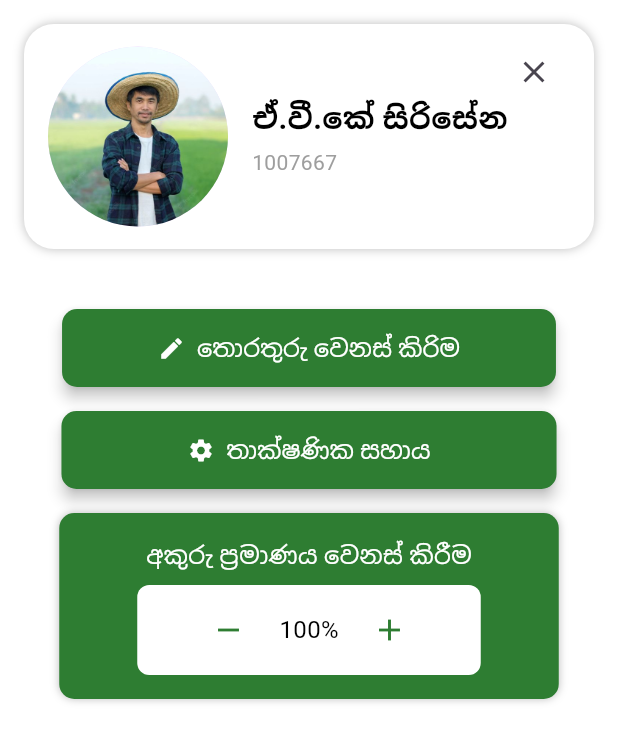
After one commit to rudill/Mobile-app-for-Dambulla-Economic-Center, a Flutter app: the screen it shows after launch, after a tap on "menu", on a phone screen of 412 x 824 dp. The commit adds this screen. Shown: the top 742 px of the screen. Run offline on Flutter 3.47's test engine with Material 3 defaults, Android fonts, the phone set to English and light mode, and no system bars; our stand-ins replace hive_ce; accounts and stored records are empty; network calls fail.

Commit message:
create Menu profile

```diff
--- a/lib/Pages/FaramerLogin.dart
+++ b/lib/Pages/FaramerLogin.dart
@@ -17,7 +17,7 @@ class LoginPage extends StatelessWidget {
                 style: TextStyle(fontSize: 28, fontWeight: FontWeight.bold),
                 textAlign: TextAlign.center,
               ),
-              SizedBox(height: 24),
+              SizedBox(height: 28),
 
               CircleAvatar(
                 radius: 100,
--- a/lib/Pages/homeScreen.dart
+++ b/lib/Pages/homeScreen.dart
@@ -7,6 +7,7 @@ import 'package:dec_app/Pages/ProductSubmitionForm.dart';
 import 'package:dec_app/Pages/ReservedTimeTable.dart';
 import 'package:dec_app/Pages/SellerLogin.dart';
 import 'package:dec_app/Pages/SellerRegistration.dart';
+import 'package:dec_app/Pages/menu.dart';
 
 import 'package:flutter/material.dart';
 import 'package:dec_app/Pages/landing.dart';
@@ -112,7 +113,11 @@ class HomeScreen extends StatelessWidget {
                     );
                   },
                   child: Text("Product Submition Form"),
+
+
                 ),
+
+
 
                 ElevatedButton(
                   onPressed: () {
@@ -137,6 +142,17 @@ class HomeScreen extends StatelessWidget {
                   },
                   child: Text("Fruit Category"),
                 ),
+                ElevatedButton(
+                  onPressed: () {
+                    Navigator.push(
+                      context,
+                      MaterialPageRoute(
+                        builder: (context) => Menu(),
+                      ),
+                    );
+                  },
+                  child: Text("menu"),
+                ),
 
                 // ElevatedButton(
                 //   onPressed: () {
--- /dev/null
+++ b/lib/Pages/menu.dart
@@ -0,0 +1,243 @@
+import 'package:flutter/material.dart';
+
+
+
+class Menu extends StatelessWidget {
+  const Menu({super.key});
+
+  @override
+  Widget build(BuildContext context) {
+    return MaterialApp(
+      title: 'Profile UI',
+      theme: ThemeData(
+        primarySwatch: Colors.green,
+        useMaterial3: true,
+      ),
+      home: const ProfileScreen(),
+      debugShowCheckedModeBanner: false,
+    );
+  }
+}
+
+class ProfileScreen extends StatelessWidget {
+  const ProfileScreen({super.key});
+
+  @override
+  Widget build(BuildContext context) {
+    return Scaffold(
+      backgroundColor: Colors.white,
+      body: SafeArea(
+        child: SingleChildScrollView(
+          child: Padding(
+            padding: const EdgeInsets.all(16.0),
+            child: Column(
+              children: const [
+                UserProfileCard(),
+                SizedBox(height: 40),
+                GreenActionButton(),
+                SizedBox(height: 16),
+                SupportButton(),
+                SizedBox(height: 16),
+                FontSizeControl(),
+              ],
+            ),
+          ),
+        ),
+      ),
+    );
+  }
+}
+
+class UserProfileCard extends StatelessWidget {
+  const UserProfileCard({super.key});
+
+  @override
+  Widget build(BuildContext context) {
+    return Container(
+      height: 150,
+      padding: const EdgeInsets.symmetric(horizontal: 16, vertical: 8),
+      decoration: BoxDecoration(
+        color: Colors.white,
+        borderRadius: BorderRadius.circular(20),
+        boxShadow: const [
+          BoxShadow(blurRadius: 5, color: Colors.black26),
+        ],
+      ),
+      child: Stack(
+        children: [
+          Row(
+            crossAxisAlignment: CrossAxisAlignment.center,
+            children: [
+              const CircleAvatar(
+                radius: 60,
+                backgroundImage: AssetImage('assets/images/faramer1.jpg'), // your image
+              ),
+              const SizedBox(width: 16),
+              const Column(
+                mainAxisAlignment: MainAxisAlignment.center,
+                crossAxisAlignment: CrossAxisAlignment.start,
+                children: [
+                  Text(
+                    'ඒ.වී.කේ සිරිසේන',
+                    style: TextStyle(
+                      fontSize: 20,
+                      fontWeight: FontWeight.bold,
+                      color: Colors.black,
+                    ),
+                  ),
+                  SizedBox(height: 4),
+                  Text(
+                    '1007667',
+                    style: TextStyle(
+                      fontSize: 14,
+                      color: Colors.grey,
+                    ),
+                  ),
+                ],
+              ),
+            ],
+          ),
+          Positioned(
+            top: 0,
+            right: 0,
+            child: IconButton(
+              icon: const Icon(Icons.close),
+              onPressed: () {
+                // Handle close
+              },
+            ),
+          ),
+        ],
+      ),
+    );
+  }
+}
+
+class GreenActionButton extends StatelessWidget {
+  const GreenActionButton({super.key});
+
+  @override
+  Widget build(BuildContext context) {
+    return ElevatedButton.icon(
+      style: ElevatedButton.styleFrom(
+        backgroundColor: Colors.green.shade800,
+        foregroundColor: Colors.white,
+        padding: const EdgeInsets.symmetric(horizontal: 64, vertical: 14),
+        shape: RoundedRectangleBorder(borderRadius: BorderRadius.circular(10)),
+        elevation: 4,
+      ),
+      onPressed: () {
+        // Handle edit action
+      },
+      icon: const Icon(Icons.edit),
+      label: const Text(
+        'තොරතුරු වෙනස් කිරිම',
+        style: TextStyle(fontSize: 16),
+      ),
+    );
+  }
+}
+
+class SupportButton extends StatelessWidget {
+  const SupportButton({super.key});
+
+  @override
+  Widget build(BuildContext context) {
+    return ElevatedButton.icon(
+      style: ElevatedButton.styleFrom(
+        backgroundColor: Colors.green.shade800,
+        foregroundColor: Colors.white,
+        padding: const EdgeInsets.symmetric(horizontal: 84, vertical: 14),
+        shape: RoundedRectangleBorder(borderRadius: BorderRadius.circular(10)),
+        elevation: 4,
+      ),
+      onPressed: () {
+        // Handle support action
+      },
+      icon: const Icon(Icons.settings),
+      label: const Text(
+        'තාක්ෂණික සහාය',
+        style: TextStyle(fontSize: 16),
+      ),
+    );
+  }
+}
+
+class FontSizeControl extends StatefulWidget {
+  const FontSizeControl({super.key});
+
+  @override
+  State<FontSizeControl> createState() => _FontSizeControlState();
+}
+
+class _FontSizeControlState extends State<FontSizeControl> {
+  double fontSize = 1.0;
+
+  void _increaseFont() {
+    setState(() {
+      if (fontSize < 2.0) fontSize += 0.1;
+    });
+  }
+
+  void _decreaseFont() {
+    setState(() {
+      if (fontSize > 0.6) fontSize -= 0.1;
+    });
+  }
+
+  @override
+  Widget build(BuildContext context) {
+    return Container(
+      width: 333,
+      padding: const EdgeInsets.symmetric(vertical: 16, horizontal: 52),
+      decoration: BoxDecoration(
+        color: Colors.green.shade800,
+        borderRadius: BorderRadius.circular(10),
+        boxShadow: const [
+          BoxShadow(blurRadius: 4, color: Colors.black26),
+        ],
+      ),
+      child: Column(
+        children: [
+          const Text(
+            'අකුරු ප්‍රමාණය වෙනස් කිරීම',
+            style: TextStyle(
+              fontSize: 16,
+              color: Colors.white,
+            ),
+          ),
+          const SizedBox(height: 8),
+          Container(
+            padding: const EdgeInsets.symmetric(horizontal: 32, vertical: 6),
+            decoration: BoxDecoration(
+              color: Colors.white,
+              borderRadius: BorderRadius.circular(8),
+            ),
+            child: Row(
+              mainAxisAlignment: MainAxisAlignment.spaceAround,
+              children: [
+                IconButton(
+                  icon: const Icon(Icons.remove),
+                  color: Colors.green.shade800,
+                  onPressed: _decreaseFont,
+                ),
+                Text(
+                  '${(fontSize * 100).toInt()}%',
+                  style: const TextStyle(
+                    fontSize: 16,
+                    color: Colors.black,
+                  ),
+                ),
+                IconButton(
+                  icon: const Icon(Icons.add),
+                  color: Colors.green.shade800,
+                  onPressed: _increaseFont,
+                ),
+              ],
+            ),
+          ),
+        ],
+      ),
+    );
+  }
+}
```
Also changed, not shown: assets/images/faramer1.jpg (added).
